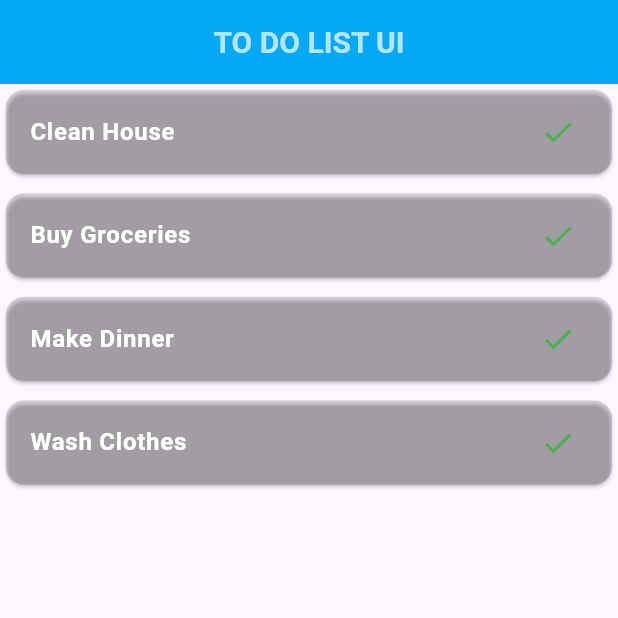
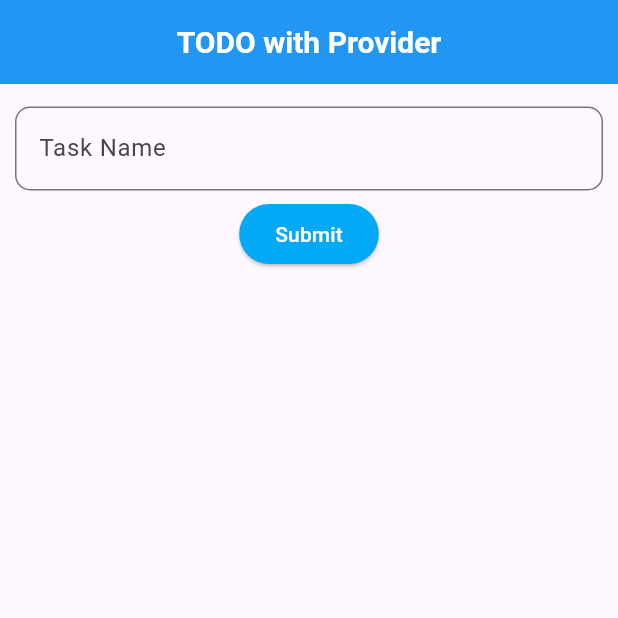
Before and after one commit to ArsalanAyaz10/ToDo_Provider, a Flutter app: the screen it shows after launch, on a phone screen of 412 x 824 dp, the top half of it. Run offline on Flutter 3.47's test engine with Material 3 defaults, Android fonts, the phone set to English and light mode, and no system bars.

Commit message:
Working with Provider

```diff
--- /dev/null
+++ b/lib/TaskModel.dart
@@ -0,0 +1,10 @@
+import 'package:flutter/cupertino.dart';
+
+class Task {
+  String? taskName;
+  bool? isDone;
+  DateTime? dueDate;
+  String? priority;
+
+  Task({this.taskName, this.isDone = false, this.dueDate, this.priority});
+}
--- a/lib/main.dart
+++ b/lib/main.dart
@@ -1,4 +1,6 @@
 import 'package:flutter/material.dart';
+import 'TaskModel.dart';
+
 
 void main() {
   runApp(const MyApp());
@@ -12,14 +14,14 @@ class MyApp extends StatelessWidget {
     return MaterialApp(
       home: Scaffold(
         appBar: AppBar(
-          backgroundColor: Colors.lightBlue,
+          backgroundColor: Colors.blue,
           centerTitle: true,
           title: const Text(
-            "TO DO LIST UI",
+            "TODO with Provider",
             style: TextStyle(
               fontWeight: FontWeight.bold,
               fontSize: 20,
-              color: Colors.white70,
+              color: Colors.white,
             ),
           ),
         ),
@@ -38,43 +40,72 @@ class BuildUI extends StatefulWidget {
 
 class _BuildUIState extends State<BuildUI> {
 
-  final List<String> tasks = ["Clean House", "Buy Groceries", "Make Dinner", "Wash Clothes"];
+  final TextEditingController _taskController = TextEditingController();
+  final List<Task> _taskList = [];
 
-  List<bool> isDone = List.generate(4, (index) => false);
+  void _addTask(String taskName) {
+    setState(() {
+      _taskList.add(Task(taskName: taskName));
+    });
+  }
 
+  void _toggleTaskStatus(int index) {
+    setState(() {
+      _taskList[index].isDone = !(_taskList[index].isDone ?? false);
+    });
+
+  }
   @override
   Widget build(BuildContext context) {
     return SingleChildScrollView(
       child: SafeArea(
         child: Column(
-          children: List.generate(tasks.length, (index) {
-            return Column(
-              children: [
-                Card(
-                  color: Colors.black12,
+          children: [
+            Padding(
+              padding: const EdgeInsets.only(top: 15,right: 10,left: 10,bottom: 5),
+              child: TextFormField(
+                decoration: InputDecoration(
+                  border: OutlineInputBorder(borderRadius: BorderRadius.circular(10)),
+                  labelText: "Task Name",
+                ),
+                controller: _taskController,
+              ),
+            ),
+            ElevatedButton(
+              onPressed: (){
+                if(_taskController.text.isNotEmpty){
+                  _addTask(_taskController.text);
+                  _taskController.clear();
+                }
+              },
+              style: ButtonStyle(
+                backgroundColor: WidgetStateProperty.all(Colors.lightBlue),
+              ),
+              child: const Text("Submit",style: TextStyle(color: Colors.white),),
+            ),
+
+            Divider(color: Colors.white12,height: 5,),
+
+            ListView.builder(
+              shrinkWrap: true,
+              itemCount: _taskList.length,
+              physics: const NeverScrollableScrollPhysics(),
+              itemBuilder: (context,index){
+                final task = _taskList[index];
+                return Card(
                   child: ListTile(
-                    onTap: () {
-                      setState(() {
-                        isDone[index] = !isDone[index];
-                      });
-                    },
-                    trailing: Icon(
-                      isDone[index] ? Icons.cancel : Icons.check,
-                      color: isDone[index] ? Colors.red : Colors.green,
-                    ),
-                    title: Text(
-                      tasks[index],
-                      style: const TextStyle(
-                        color: Colors.white,
-                        fontWeight: FontWeight.bold,
-                      ),
+                    title: Text(task.taskName ?? "No Name"),
+                    trailing: Checkbox(
+                      value: task.isDone ?? false,
+                      onChanged: (value){
+                        _toggleTaskStatus(index);
+                      },
                     ),
                   ),
-                ),
-                const SizedBox(height: 5),
-              ],
-            );
-          }),
+                );
+              },
+            ),
+          ],
         ),
       ),
     );
--- a/pubspec.yaml
+++ b/pubspec.yaml
@@ -34,6 +34,7 @@ dependencies:
   # The following adds the Cupertino Icons font to your application.
   # Use with the CupertinoIcons class for iOS style icons.
   cupertino_icons: ^1.0.8
+  provider: ^6.1.2
 
 dev_dependencies:
   flutter_test:
```
Also changed, not shown: pubspec.lock.
